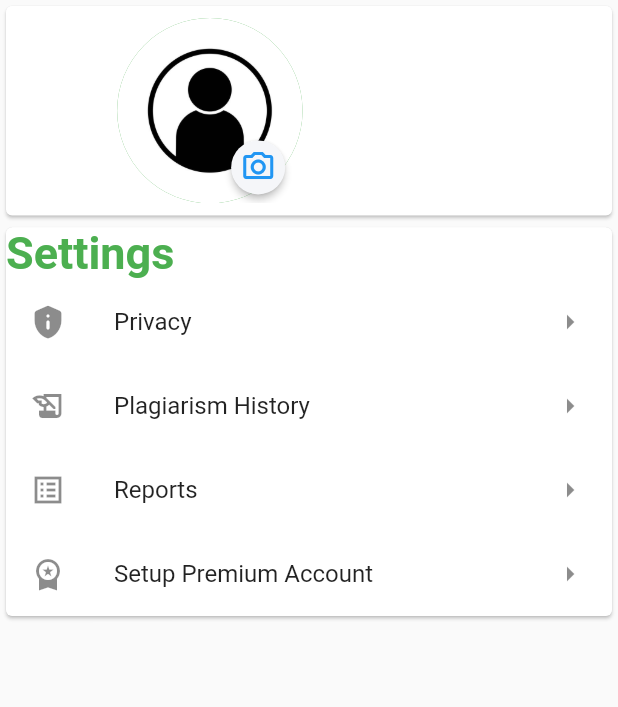
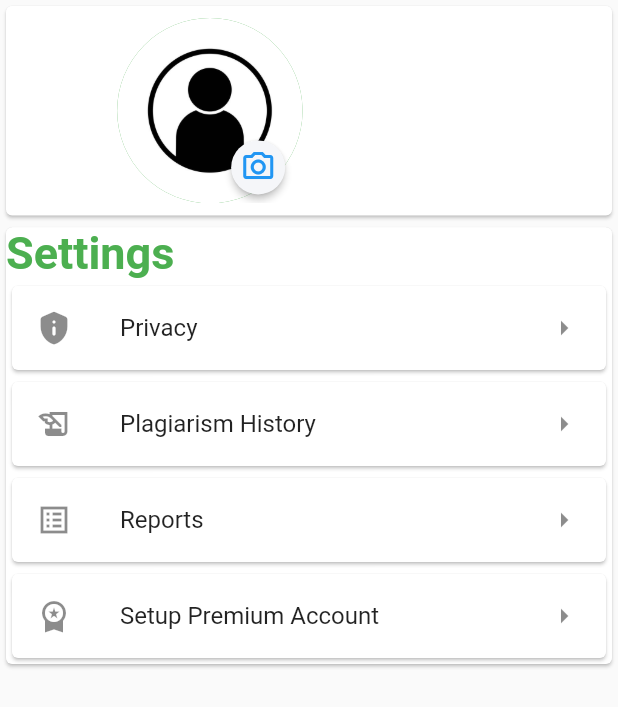
Before and after one commit to aahilalwani25/plagiarism_checker_app, a Flutter app: the StudentProfile screen opened directly with empty values, on a phone screen of 412 x 824 dp. Shown: the top 707 px of the screen. Run offline on Flutter 3.47's test engine with Material 2 defaults, Android fonts, the phone set to English and light mode, and no system bars; drawn by our look-alikes of auto_size_text; our stand-ins replace country_code_picker, firebase_auth, firebase_core, firebase_database, google_sign_in; accounts and stored records are empty.

Commit message:
initial commit

```diff
--- a/lib/Views/Students/student_profile.dart
+++ b/lib/Views/Students/student_profile.dart
@@ -70,28 +70,36 @@ class _StudentProfileState extends State<StudentProfile> {
             children: [
               //heading of biography
               AutoSizeText('Settings', style: TextStyle(fontSize: 30, color: Colors.green, fontWeight: FontWeight.bold),),
-              ListTile(
+              Card(
+                child: ListTile(
                   leading: Icon(Icons.privacy_tip_rounded),
                   title: AutoSizeText('Privacy'),
                   trailing: Icon(Icons.arrow_right),
                 ),
+              ),
 
-              ListTile(
+              Card(
+                child: ListTile(
                   leading: Icon(Icons.history_edu),
                   title: AutoSizeText('Plagiarism History'),
                   trailing: Icon(Icons.arrow_right),
                 ),
+              ),
 
-              ListTile(
+              Card(
+                child: ListTile(
                   leading: Icon(Icons.list_alt_sharp),
                   title: AutoSizeText('Reports'),
                   trailing: Icon(Icons.arrow_right),
                 ),
+              ),
 
-              ListTile(
+              Card(
+                child: ListTile(
                   leading: Icon(Icons.workspace_premium),
                   title: AutoSizeText('Setup Premium Account'),
                   trailing: Icon(Icons.arrow_right),
+                ),
               ),
             ],
           ),
```
Lines whose indentation alone changed are shown as unchanged.
